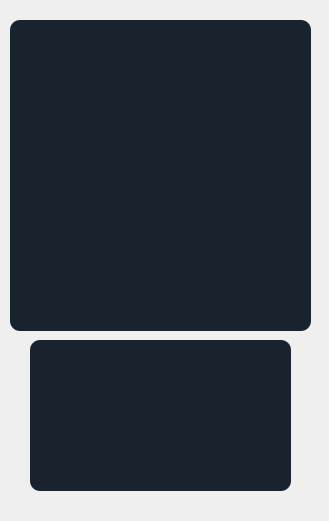
Before: the Qt Designer form DISENOS/modRespCheckBoxImagen50_d.ui in ronihdzz/DisenadorPreguntas, drawn with Qt 5.
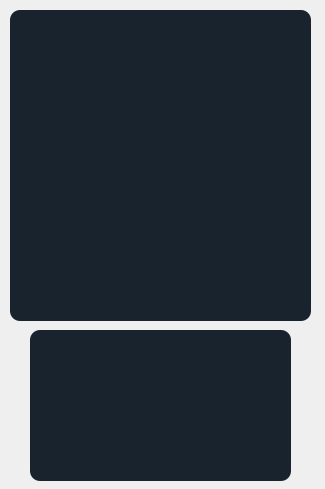
After: the same form once the commit is applied.

Diff of the .ui file:
```diff
--- a/DISENOS/modRespCheckBoxImagen50_d.ui
+++ b/DISENOS/modRespCheckBoxImagen50_d.ui
@@ -6,8 +6,8 @@
    <rect>
     <x>0</x>
     <y>0</y>
-    <width>329</width>
-    <height>521</height>
+    <width>325</width>
+    <height>489</height>
    </rect>
   </property>
   <property name="windowTitle">
@@ -17,7 +17,7 @@
    <property name="geometry">
     <rect>
      <x>30</x>
-     <y>340</y>
+     <y>330</y>
      <width>261</width>
      <height>151</height>
     </rect>
@@ -37,7 +37,7 @@
    <property name="geometry">
     <rect>
      <x>10</x>
-     <y>20</y>
+     <y>10</y>
      <width>301</width>
      <height>311</height>
     </rect>
```
